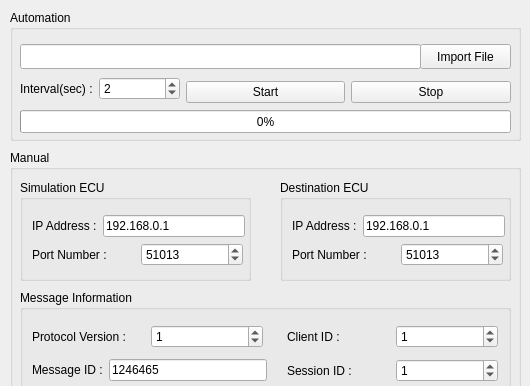
First picture: the form in main.ui, repository eliaskiss/someip, before the edit; both pictures show x 0 to 530 and y 0 to 386 of the 530 by 815 pixel window.
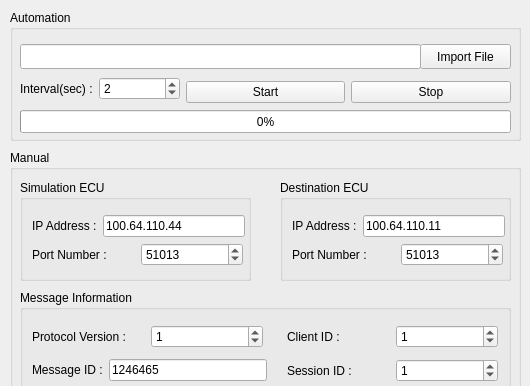
Second picture: the form after the edit.

Diff of the .ui file:
```diff
--- a/main.ui
+++ b/main.ui
@@ -282,7 +282,7 @@
       <item>
        <widget class="QLineEdit" name="le_simul_ip">
         <property name="text">
-         <string>192.168.0.1</string>
+         <string>100.64.110.44</string>
         </property>
        </widget>
       </item>
@@ -350,7 +350,7 @@
       <item>
        <widget class="QLineEdit" name="le_dest_ip">
         <property name="text">
-         <string>192.168.0.1</string>
+         <string>100.64.110.11</string>
         </property>
        </widget>
       </item>
```
Left out of the diff: 2 changed lines with no effect on the pictures.
